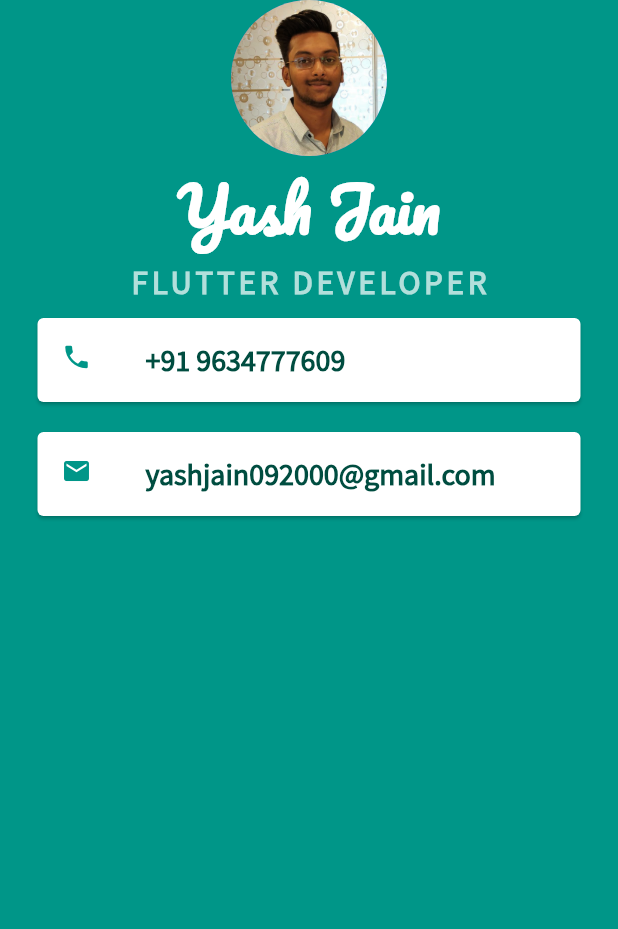
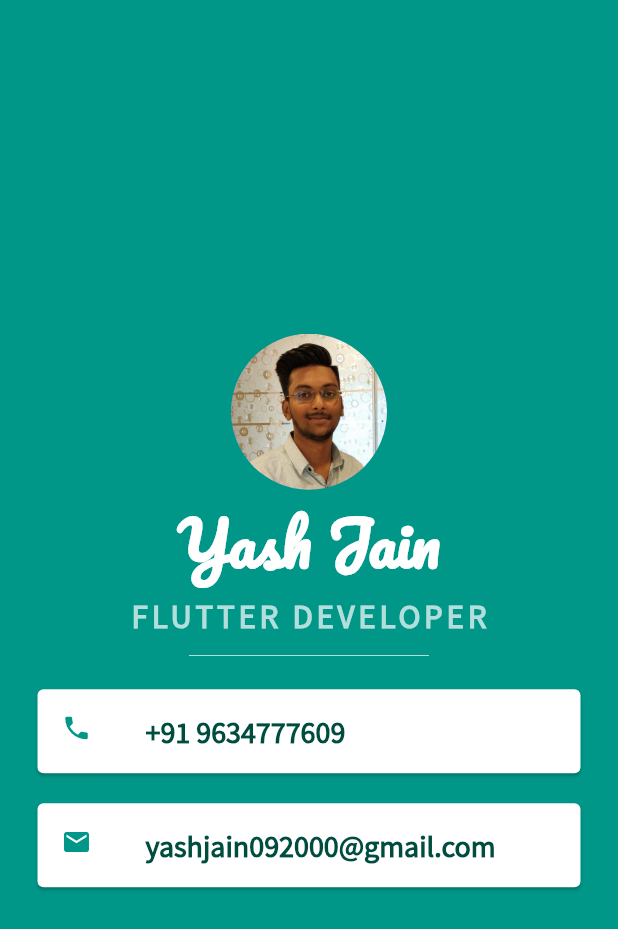
Before and after one commit to yashjain092000/mi_app_flutterorig, a Flutter app: the screen it shows after launch, on a phone screen of 412 x 824 dp. Shown: the top 929 px of the screen. Run offline on Flutter 3.47's test engine with Material 2 defaults, Android fonts, the phone set to English and light mode, and no system bars.

Commit message:
center the main column and add a separator line with divider child

```diff
--- a/lib/main.dart
+++ b/lib/main.dart
@@ -13,7 +13,8 @@ class MyApp extends StatelessWidget {
         backgroundColor: Colors.teal,
         body: SafeArea(
             child: Column(
-          children: <Widget>[
+              mainAxisAlignment: MainAxisAlignment.center,
+              children: <Widget>[
             CircleAvatar(
               backgroundImage: AssetImage('images/yash.png'),
               radius: 52.0,
@@ -35,6 +36,9 @@ class MyApp extends StatelessWidget {
                   fontWeight: FontWeight.bold,
                   letterSpacing: 2.5),
             ),
+            SizedBox(height:25,
+                width:160,
+                child:Divider(color:Colors.teal.shade100)),
             Card(
               color: Colors.white,
               margin: EdgeInsets.symmetric(vertical: 10, horizontal: 25),
```
